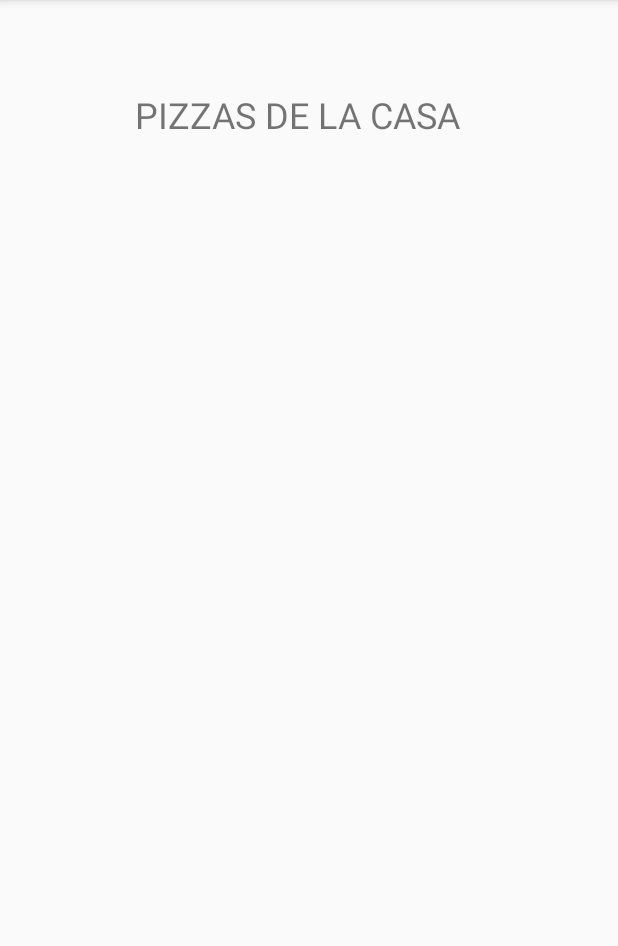
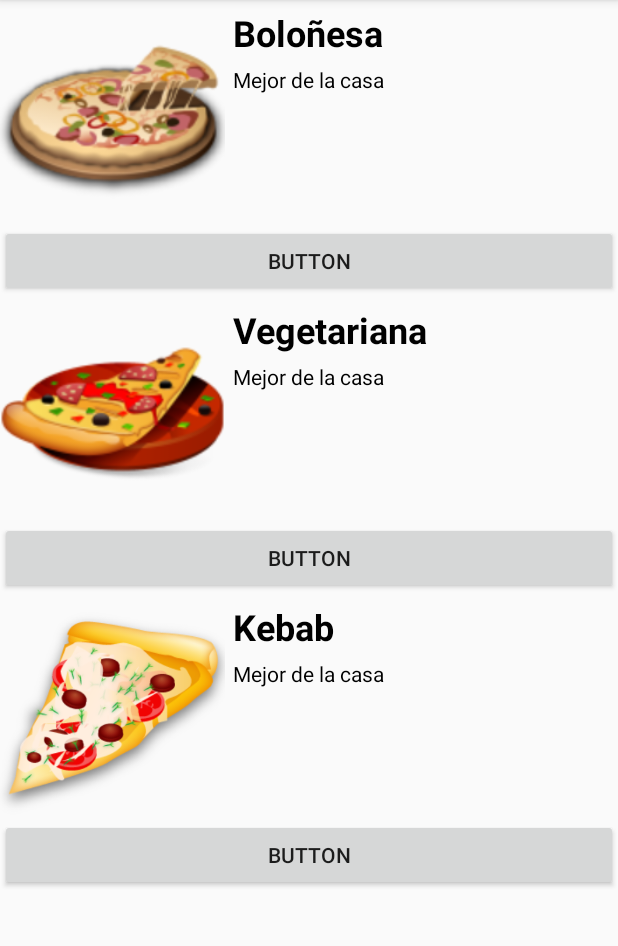
Before and after one commit to rpf1980/ANDROID_pcCompartido, an Android app: the GUI_deLaCasa screen opened directly, with no data from a screen before it, on a phone screen of 412 x 824 dp, the part 84-1030 px from its top. Run offline under Robolectric (Android 15) with nearby library versions, the phone set to English and light mode, and no system bars.

Commit message:
feat(): RecyclerView succefully

```diff
--- a/Pizzeria_V04/app/build.gradle
+++ b/Pizzeria_V04/app/build.gradle
@@ -26,4 +26,7 @@ dependencies {
     testImplementation 'junit:junit:4.12'
     androidTestImplementation 'androidx.test.ext:junit:1.1.0'
     androidTestImplementation 'androidx.test.espresso:espresso-core:3.1.1'
+
+    implementation'com.android.support:recyclerview-v7:29.0.0'
+    implementation 'com.android.support:cardview-v7:29.0.0'
 }
--- /dev/null
+++ b/Pizzeria_V04/app/src/main/java/com/example/pizzeria_v04/DatosAdapter.java
@@ -0,0 +1,82 @@
+package com.example.pizzeria_v04;
+
+import android.content.Context;
+import android.content.Intent;
+import android.content.SharedPreferences;
+import android.os.Bundle;
+import android.view.LayoutInflater;
+import android.view.View;
+import android.view.ViewGroup;
+import android.widget.Button;
+import android.widget.ImageView;
+import android.widget.TextView;
+
+import androidx.annotation.NonNull;
+import androidx.recyclerview.widget.RecyclerView;
+
+import java.util.ArrayList;
+
+public class DatosAdapter  extends RecyclerView.Adapter<DatosAdapter.MyViewHolder>
+{
+    private ArrayList<Datos> datosObjeto;
+    private Context context;
+
+    public DatosAdapter(ArrayList<Datos> datosObjeto, Context context)
+    {
+        this.datosObjeto = datosObjeto;
+        this.context = context;
+    }
+
+    public static class MyViewHolder extends RecyclerView.ViewHolder
+    {
+        TextView titulo;
+        TextView descripcion;
+        ImageView imagen;
+        Button btnItem;
+        public MyViewHolder(View v)
+        {
+            super(v);
+            titulo = (TextView) v.findViewById(R.id.textTitulo);
+            descripcion = (TextView) v.findViewById(R.id.txtDetalle);
+            imagen = (ImageView) v.findViewById(R.id.imageView);
+            btnItem = (Button) v.findViewById(R.id.idBtnItemRecycler);
+        }
+    }
+
+    @Override
+    public DatosAdapter.MyViewHolder
+    onCreateViewHolder(ViewGroup parent, int viewType)
+    {
+        View v = 	LayoutInflater.from(parent.getContext()).inflate(R.layout.itemrecycler, parent, false);
+        MyViewHolder vh = new MyViewHolder(v);
+        context = parent.getContext();
+        return vh;
+    }
+
+    //Asigna las cosas del array a la vista
+    @Override
+    public void onBindViewHolder(MyViewHolder holder, final int position)
+    {
+        holder.titulo.setText(String.valueOf(datosObjeto.get(position).getTitulo()));
+        holder.descripcion.setText(datosObjeto.get(position).getDetalle());
+        holder.imagen.setImageResource(datosObjeto.get(position).getImagen());
+        holder.btnItem.setOnClickListener(new View.OnClickListener()
+        {
+            @Override
+            public void onClick(View v)
+            {
+                Intent intent = new Intent(context, GUI_DetallePizzaCasa.class);
+                Bundle extras = new Bundle();
+                extras.putInt("idpizza", datosObjeto.get(position).getId());
+                intent.putExtras(extras); // Enviamos el item mediante su id
+                context.startActivity(intent);
+            }
+        });
+    }
+
+    @Override
+    public int getItemCount()
+    {
+        return datosObjeto.size();
+    }
+}
--- a/Pizzeria_V04/app/src/main/java/com/example/pizzeria_v04/GUI_DetallePizzaCasa.java
+++ b/Pizzeria_V04/app/src/main/java/com/example/pizzeria_v04/GUI_DetallePizzaCasa.java
@@ -3,14 +3,33 @@ package com.example.pizzeria_v04;
 import androidx.appcompat.app.AppCompatActivity;
 
 import android.os.Bundle;
+import android.widget.ImageView;
+import android.widget.Toast;
+
+import java.util.ArrayList;
 
 public class GUI_DetallePizzaCasa extends AppCompatActivity
 {
+    ImageView img;
 
     @Override
     protected void onCreate(Bundle savedInstanceState)
     {
         super.onCreate(savedInstanceState);
         setContentView(R.layout.activity_gui__detalle_pizza_casa);
+
+        img = findViewById(R.id.idFotoDetalleCasa);
+
+        ArrayList<Datos> arrayItems = new ArrayList<Datos>();
+
+        // Vamos a rellenar la lista
+        arrayItems.add(new Datos(1,"Boloñesa", "Mejor de la casa", R.drawable.img1));
+        arrayItems.add(new Datos(2, "Vegetariana", "Mejor de la casa", R.drawable.img2));
+        arrayItems.add(new Datos(3,"Kebab", "Mejor de la casa", R.drawable.img3));
+
+        // Recuperamos el item clicado
+        int value = getIntent().getExtras().getInt("idpizza");
+        img.setImageResource(arrayItems.get(value-1).getImagen());
+        Toast.makeText(this, value+"", Toast.LENGTH_LONG).show();
     }
 }
--- a/Pizzeria_V04/app/src/main/java/com/example/pizzeria_v04/GUI_deLaCasa.java
+++ b/Pizzeria_V04/app/src/main/java/com/example/pizzeria_v04/GUI_deLaCasa.java
@@ -1,6 +1,8 @@
 package com.example.pizzeria_v04;
 
 import androidx.appcompat.app.AppCompatActivity;
+import androidx.recyclerview.widget.LinearLayoutManager;
+import androidx.recyclerview.widget.RecyclerView;
 
 import android.os.Bundle;
 import android.view.View;
@@ -11,8 +13,9 @@ import java.util.ArrayList;
 
 public class GUI_deLaCasa extends AppCompatActivity
 {
-    ListView listaDatos;
-    ArrayList<Datos> Lista;
+    private RecyclerView mRecyclerView;
+    private RecyclerView.Adapter mAdapter;
+    private RecyclerView.LayoutManager mLayoutManager;
 
     @Override
     protected void onCreate(Bundle savedInstanceState)
@@ -20,30 +23,25 @@ public class GUI_deLaCasa extends AppCompatActivity
         super.onCreate(savedInstanceState);
         setContentView(R.layout.activity_gui_de_la_casa);
 
-        /*listaDatos = findViewById(R.id.lstDatos);
+        // Referenciamos al RecyclerView
+        mRecyclerView = (RecyclerView) findViewById(R.id.my_recycler_view);
+        // Mejoramos rendimiento con esta configuración
+        mRecyclerView.setHasFixedSize(true);
+        // Creamos un LinearLayoutManager para gestionar el item.xml creado antes
+        mLayoutManager = new LinearLayoutManager(this);
+        // Lo asociamos al RecyclerView
+        mRecyclerView.setLayoutManager(mLayoutManager);
 
-        // Lista de Objetos Datos
-        Lista = new ArrayList<Datos>();
+        ArrayList<Datos> arrayItems = new ArrayList<Datos>();
 
-        // Cargar datos a la lista
-        Lista.add(new Datos(1, "Boloñesa", "Pizza extra de mozzarella", R.drawable.img1));
-        Lista.add(new Datos(2, "Vegetariana", "Ideal para veganos", R.drawable.img2));
-        Lista.add(new Datos(3, "Barbacoa", "Para los amantes del ketchup", R.drawable.img3));
+        // Vamos a rellenar la lista
+        arrayItems.add(new Datos(1,"Boloñesa", "Mejor de la casa", R.drawable.img1));
+        arrayItems.add(new Datos(2, "Vegetariana", "Mejor de la casa", R.drawable.img2));
+        arrayItems.add(new Datos(3,"Kebab", "Mejor de la casa", R.drawable.img3));
 
-        Adaptador miadaptador = new Adaptador(getApplicationContext(), Lista);
-        listaDatos.setAdapter(miadaptador);
+        mAdapter = new DatosAdapter(arrayItems, getApplicationContext());
 
-        listaDatos.setOnItemClickListener(new AdapterView.OnItemClickListener() {
-            @Override
-            public void onItemClick(AdapterView<?> parent, View view, int position, long id) {
-
-                //Obj tendrá todoel objeto en la posición indicada
-                Datos obj = (Datos) parent.getItemAtPosition(position);
-
-                //Vamos a otra Actividad para mostrar el detalle
-
-            }
-        });*/
-
+        // Asociamos el adaptador al recyclerview
+        mRecyclerView.setAdapter(mAdapter);
     }
 }
--- a/Pizzeria_V04/app/src/main/res/layout/activity_gui_de_la_casa.xml
+++ b/Pizzeria_V04/app/src/main/res/layout/activity_gui_de_la_casa.xml
@@ -6,53 +6,10 @@
     android:layout_height="match_parent"
     android:orientation="vertical">
 
-    <TextView
-        android:id="@+id/textView6"
-        android:layout_width="match_parent"
-        android:layout_height="wrap_content"
-        android:layout_marginTop="60dp"
-        android:paddingLeft="90dp"
-        android:text="@string/strTvGuiDeLaCasa"
-        android:textSize="24sp"
-        app:layout_constraintEnd_toEndOf="parent"
-        app:layout_constraintStart_toStartOf="parent"
-        app:layout_constraintTop_toTopOf="parent" />
-
-    <androidx.constraintlayout.widget.Guideline
-        android:id="@+id/guideline"
-        android:layout_width="wrap_content"
-        android:layout_height="wrap_content"
-        android:orientation="horizontal"
-        app:layout_constraintGuide_begin="137dp" />
-
-    <androidx.constraintlayout.widget.Guideline
-        android:id="@+id/guideline2"
-        android:layout_width="wrap_content"
-        android:layout_height="wrap_content"
-        android:orientation="horizontal"
-        app:layout_constraintGuide_begin="644dp" />
-
-    <androidx.constraintlayout.widget.Guideline
-        android:id="@+id/guideline5"
-        android:layout_width="wrap_content"
-        android:layout_height="wrap_content"
-        android:orientation="vertical"
-        app:layout_constraintGuide_begin="25dp" />
-
-    <androidx.constraintlayout.widget.Guideline
-        android:id="@+id/guideline6"
-        android:layout_width="wrap_content"
-        android:layout_height="wrap_content"
-        android:orientation="vertical"
-        app:layout_constraintGuide_begin="384dp" />
-
-    <ListView
-        android:id="@+id/lstDatos"
+    <androidx.recyclerview.widget.RecyclerView
+        android:id="@+id/my_recycler_view"
         android:layout_width="match_parent"
         android:layout_height="match_parent"
-        app:layout_constraintBottom_toTopOf="@+id/guideline2"
-        app:layout_constraintEnd_toStartOf="@+id/guideline6"
-        app:layout_constraintStart_toStartOf="@+id/guideline5"
-        app:layout_constraintTop_toTopOf="@+id/guideline" />
+        android:scrollbars="vertical" />
 
 </LinearLayout>
--- /dev/null
+++ b/Pizzeria_V04/app/src/main/res/layout/itemrecycler.xml
@@ -0,0 +1,56 @@
+<?xml version="1.0" encoding="utf-8"?>
+<LinearLayout xmlns:android="http://schemas.android.com/apk/res/android"
+    xmlns:app="http://schemas.android.com/apk/res-auto"
+    android:layout_width="match_parent"
+    android:orientation="vertical"
+    android:layout_height="wrap_content">
+
+    <LinearLayout
+        android:layout_width="match_parent"
+        android:layout_height="wrap_content"
+        android:orientation="horizontal">
+
+        <ImageView
+            android:id="@+id/imageView"
+            android:layout_width="300dp"
+            android:layout_height="150dp"
+            android:layout_weight="1"
+            app:srcCompat="@android:color/holo_blue_dark" />
+
+        <LinearLayout
+            android:layout_width="match_parent"
+            android:layout_height="match_parent"
+            android:layout_weight="1"
+            android:orientation="vertical">
+
+            <TextView
+                android:id="@+id/textTitulo"
+                android:layout_width="match_parent"
+                android:layout_height="wrap_content"
+                android:layout_marginLeft="5dp"
+                android:layout_marginTop="5dp"
+                android:text="Titulo"
+                android:textColor="#000000"
+                android:textSize="24sp"
+                android:textStyle="bold" />
+
+            <TextView
+                android:id="@+id/txtDetalle"
+                android:layout_width="match_parent"
+                android:layout_height="wrap_content"
+                android:layout_marginLeft="5dp"
+                android:layout_marginTop="5dp"
+                android:textColor="#000000"
+                android:text="Descripcion" />
+
+        </LinearLayout>
+
+    </LinearLayout>
+
+    <Button
+        android:id="@+id/idBtnItemRecycler"
+        android:layout_width="match_parent"
+        android:layout_height="wrap_content"
+        android:text="Button" />
+
+</LinearLayout>
```
